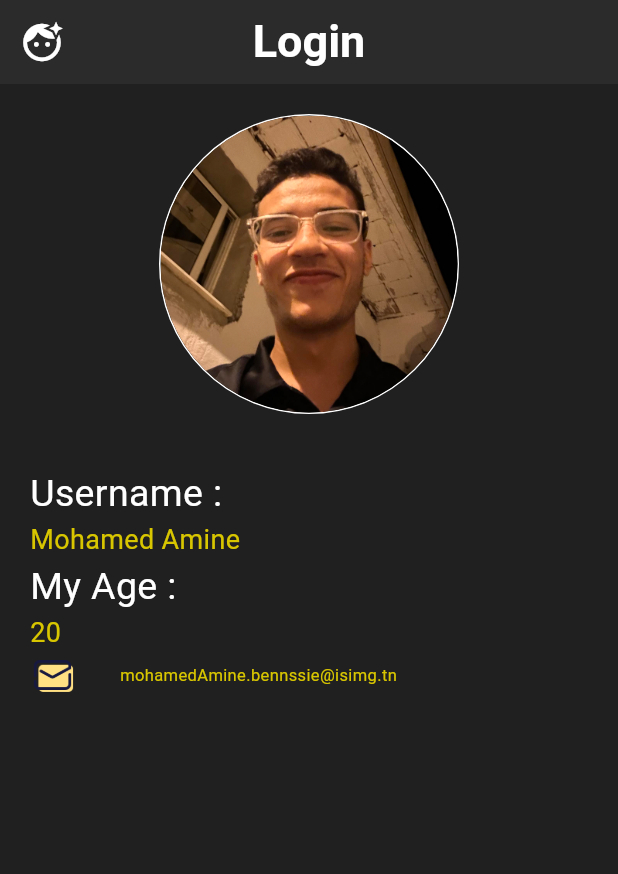
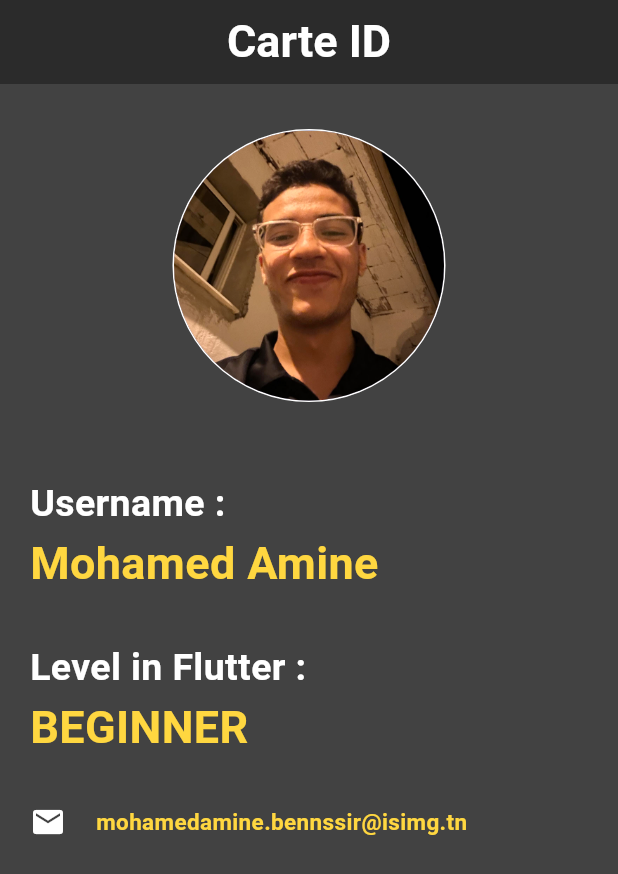
Before and after one commit to mohamedamine-code/app_static_04, a Flutter app: the screen it shows after launch, on a phone screen of 412 x 824 dp. Shown: the top 874 px of the screen. Run offline on Flutter 3.47's test engine with Material 3 defaults, Android fonts, the light colour scheme and no system bars.

Commit message:
second commit

```diff
--- a/lib/main.dart
+++ b/lib/main.dart
@@ -27,10 +27,11 @@ class login extends StatelessWidget {
   @override
   Widget build(BuildContext context) {
     return Scaffold(
+        backgroundColor: Colors.grey[800],
         appBar: AppBar(
           backgroundColor: const Color.fromARGB(255, 43, 43, 43),
           title: Text(
-          "Login",
+            "Carte ID",
             style: TextStyle(
               fontSize: 30,
               fontWeight: FontWeight.bold,
@@ -38,104 +39,86 @@ class login extends StatelessWidget {
             ),
           ),
           centerTitle: true,
-        leading: IconButton(
-          onPressed: () {},
-          icon: Icon(
-            Icons.face_retouching_natural,
-            color: Colors.white,
-            size: 30,
         ),
-        ),
-      ),
-      body: Container(
-        color: const Color.fromARGB(255, 33, 32, 32),
-        width: double.infinity,
-        child: Column(
-          crossAxisAlignment: CrossAxisAlignment.start,
+        body: Column(
           children: [
-            Center(
-              child: Container(
-                width: 200,
-                height: 200,
-                margin: EdgeInsets.only(top: 20,bottom: 20),
+            Container(
               decoration: BoxDecoration(
                 shape: BoxShape.circle,
                 border: Border.all(
                   color: Colors.white,
+
+                )
+              ),
+              margin: EdgeInsets.only(top: 30, bottom: 50),
+              child: CircleAvatar(
+                radius: 90,
+                backgroundImage: AssetImage("assets/img/img1.jpg"),
               ),
             ),
-                child: ClipOval(
-                  child: Image.asset(
-                    "assets/img/img1.jpg",
-                    fit: BoxFit.cover,
-                  ),
-                ),
-              ),
-            ),
-
-
-            Padding(
-              padding: const EdgeInsets.only(left: 5),
-              child: Container(
-                padding: EdgeInsets.all(15),
+            Container(
+              margin: EdgeInsets.only(left: 20),
               child: Column(
                 crossAxisAlignment: CrossAxisAlignment.start,
                 children: [
                   Text(
-                      "Username : ",
+                    "Username :",
                     style: TextStyle(
+                      fontSize: 25,
+                      fontWeight: FontWeight.bold,
                       color: Colors.white,
-                        fontSize: 25,
                     ),
                   ),
                   Text(
-                      "Mohamed Amine",
+                    "Mohamed Amine ",
                     style: TextStyle(
-                        color: const Color.fromARGB(255, 216, 198, 0),
-                        fontSize: 18,
+                      fontSize: 30,
+                      fontWeight: FontWeight.bold,
+                      color: Colors.amberAccent,
+                    ),
+                  ),
+                  SizedBox(
+                    height: 30,
+                  ),
+                  Text(
+                    "Level in Flutter :",
+                    style: TextStyle(
+                      fontSize: 25,
+                      fontWeight: FontWeight.bold,
+                      color: Colors.white,
                     ),
                   ),
                   Text(
-                      "My Age :",
+                    "BEGINNER",
                     style: TextStyle(
-                        color: Colors.white,
-                        fontSize: 25,
+                      fontSize: 30,
+                      fontWeight: FontWeight.bold,
+                      color: Colors.amberAccent,
                     ),
                   ),
+                  SizedBox(
+                    height: 30,
+                  ),
+                  Row(
+                    children: [
+                      Icon(Icons.email,color: Colors.white,),
+                      SizedBox(
+                        width: 20,
+                      ),
                       Text(
-                      "20",
+                        "mohamedamine.bennssir@isimg.tn",
                         style: TextStyle(
-                        color: const Color.fromARGB(255, 216, 198, 0),
-                        fontSize: 18,
+                          fontSize: 15,
+                          fontWeight: FontWeight.bold,
+                          color: Colors.amberAccent,
                         ),
                       ),
-                    Row(
-                      mainAxisAlignment: MainAxisAlignment.start,
-                      crossAxisAlignment: CrossAxisAlignment.center,
-                      children: [
-                        Image.asset(
-                          "assets/img/icons8-email-96.png",
-                          width: 30,
-                        ),
-                        SizedBox(
-                          width: 30,
-                        ),
-                        Text(
-                          "mohamedAmine.bennssie@isimg.tn",
-                            style: TextStyle(
-                        color: const Color.fromARGB(255, 216, 198, 0),
-                        fontSize: 11,
-                      ),
-                        )
                     ],
                   )
                 ],
               ),
-              ),
-            ),
+            )
           ],
-        ),
-      ),
-    );
+        ));
   }
 }
```
Lines whose indentation alone changed are shown as unchanged.
